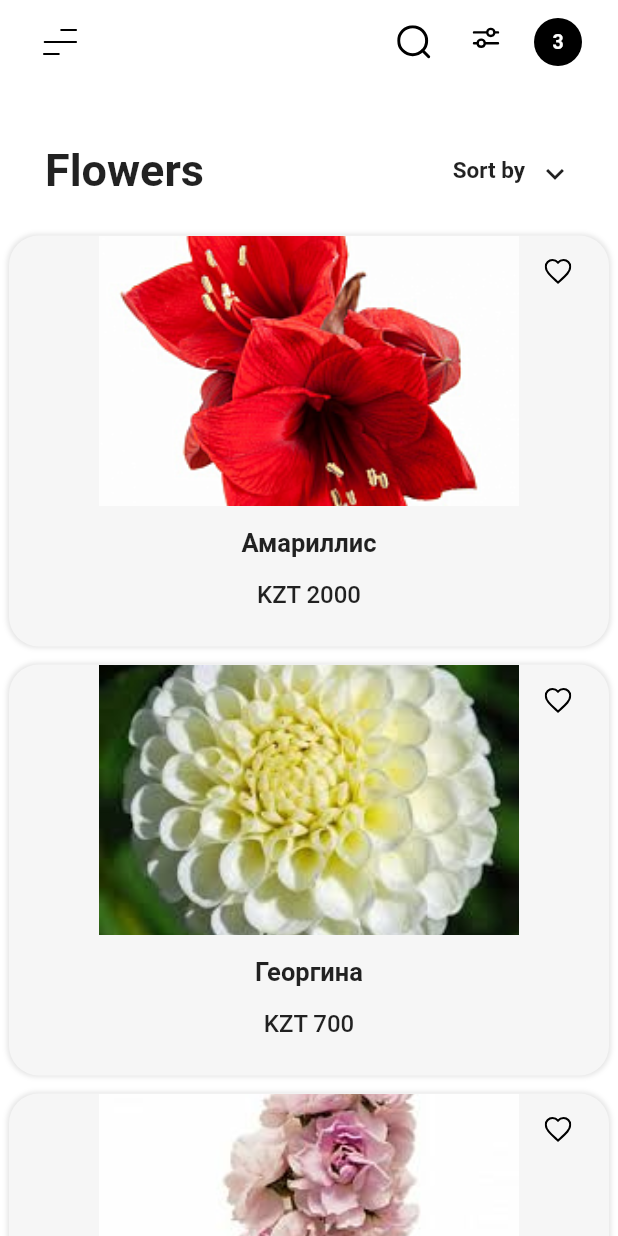
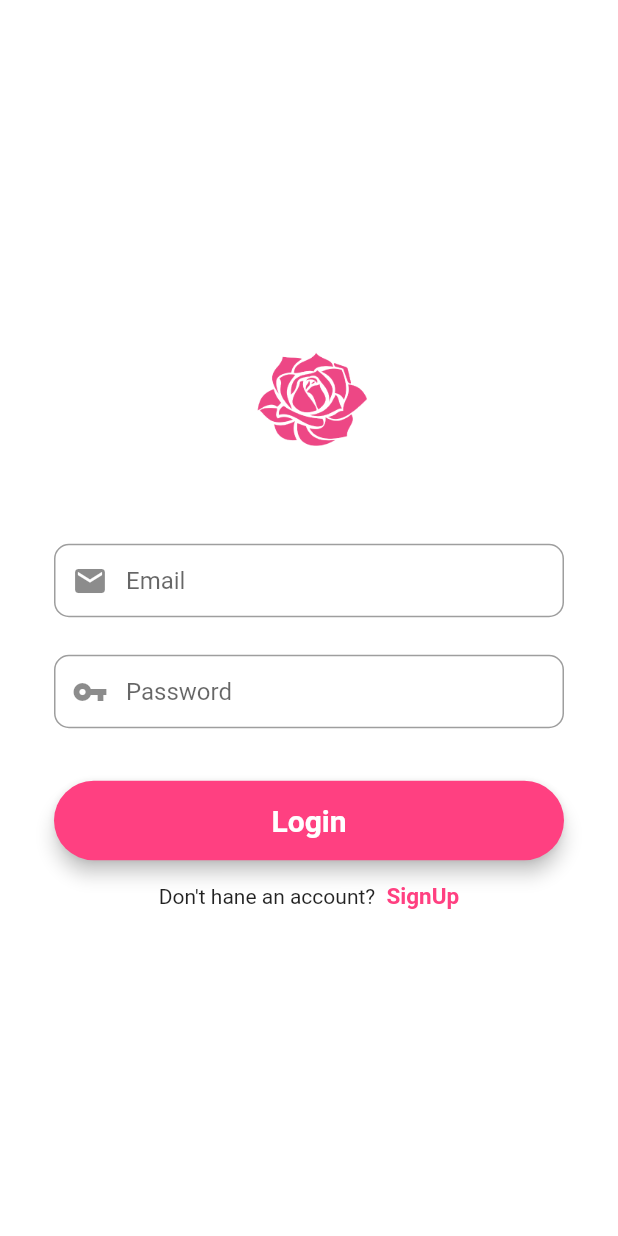
Before and after one commit to sdu-mp-21/online-shop, a Flutter app: the screen it shows after launch, on a phone screen of 412 x 824 dp. Run offline on Flutter 3.47's test engine with Material 2 defaults, Android fonts, the phone set to English and light mode, and no system bars; our stand-ins replace animate_do, carousel_slider, flutter_svg; Roboto replaces fonts that are missing (Averta).

Commit message:
Profile changes

```diff
--- a/lib/main.dart
+++ b/lib/main.dart
@@ -1,12 +1,25 @@
+import 'package:team1/screens/login_screen.dart';
+import 'package:team1/screens/registration_screen.dart';
 import 'package:flutter/material.dart';
-import 'package:team1/pages/home_page.dart';
 
 void main() {
-  runApp(MaterialApp(
-    debugShowCheckedModeBanner: false,
-    theme: ThemeData(
-      fontFamily: 'Averta'
-    ),
-    home: HomePage(),
-  ));
+  runApp(MyApp());
 }
+
+class MyApp extends StatelessWidget {
+
+
+  @override
+  Widget build(BuildContext context) {
+    return MaterialApp(
+      title: "Flutter",
+      theme: ThemeData(
+
+
+        primarySwatch: Colors.blue,
+      ),
+      home: LoginScreen(),
+
+    );
+}
+}
--- a/lib/pages/home_page.dart
+++ b/lib/pages/home_page.dart
@@ -4,7 +4,6 @@ import 'package:flutter_svg/svg.dart';
 import 'package:team1/constant/product_data.dart';
 import 'package:team1/pages/cart_page.dart';
 import 'package:team1/pages/product_detail_page.dart';
-
 import 'package:team1/theme/colors.dart';
 import 'package:team1/widgets/app_bar.dart';
 
@@ -25,6 +24,7 @@ class _HomePageState extends State<HomePage> {
 
   Widget getBody(){
     return ListView(
+
       children: <Widget>[
 
         Padding(
--- a/lib/pages/menu_page.dart
+++ b/lib/pages/menu_page.dart
@@ -34,6 +34,7 @@ class _MenuPageState extends State<MenuPage> {
       "Profile",
       "Log out"
     ];
+
     return ListView(
       children: <Widget>[
         Padding(padding: EdgeInsets.symmetric(horizontal: 30,vertical: 60),child:
--- /dev/null
+++ b/lib/screens/login_screen.dart
@@ -0,0 +1,144 @@
+import 'package:team1/pages/home_page.dart';
+import 'package:team1/screens/home_screen.dart';
+import 'package:team1/screens/registration_screen.dart';
+import 'package:flutter/material.dart';
+
+class LoginScreen extends StatefulWidget {
+
+
+  @override
+  _LoginScreenState createState() => _LoginScreenState();
+}
+
+class _LoginScreenState extends State<LoginScreen> {
+
+// form key
+final _formKey = GlobalKey<FormState>();
+
+// editing controller
+
+final TextEditingController emailController = new TextEditingController();
+final TextEditingController passwordController = new TextEditingController();
+
+  @override
+  Widget build(BuildContext context) {
+
+    //email field
+    final emailField = TextFormField(
+      autofocus: false,
+      controller: emailController,
+      keyboardType: TextInputType.emailAddress,
+
+      onSaved: (value){
+        emailController.text != value;
+
+      },
+      textInputAction: TextInputAction.next,
+      decoration: InputDecoration(
+        prefixIcon: Icon(Icons.mail),
+        contentPadding: EdgeInsets.fromLTRB(20, 15, 20, 15),
+        hintText: "Email",
+        border: OutlineInputBorder(
+          borderRadius: BorderRadius.circular(10))
+      )
+    );
+
+
+
+    //password field
+    final passwordField = TextFormField(
+      autofocus: false,
+      controller: passwordController,
+      obscureText: true,
+
+
+      onSaved: (value){
+        passwordController.text != value;
+
+      },
+      textInputAction: TextInputAction.done,
+
+    decoration: InputDecoration(
+        prefixIcon: Icon(Icons.vpn_key),
+        contentPadding: EdgeInsets.fromLTRB(20, 15, 20, 15),
+        hintText: "Password",
+        border: OutlineInputBorder(
+          borderRadius: BorderRadius.circular(10),
+          ),
+      ));
+
+    final loginButton = Material(
+      elevation: 5,
+      borderRadius: BorderRadius.circular(30),
+      color: Colors.pinkAccent,
+      child: MaterialButton(
+        padding: EdgeInsets.fromLTRB(20, 15, 20, 15),
+        minWidth: MediaQuery.of(context).size.width,
+        onPressed: () {
+          Navigator.pushReplacement(
+            context, MaterialPageRoute(builder: (context) => HomePage()));
+        },
+        child: Text("Login" ,textAlign: TextAlign.center,
+        style: TextStyle(
+          fontSize: 20, color: Colors.white, fontWeight: FontWeight.bold),
+          )),
+
+    );
+    return Scaffold(
+      backgroundColor: Colors.white,
+      body: Center(
+        child: SingleChildScrollView(
+        child: Container(
+          color: Colors.white,
+          child: Padding(
+            padding: const EdgeInsets.all(36.0),
+            child: Form(
+              key: _formKey,
+              child: Column(
+                mainAxisAlignment: MainAxisAlignment.center,
+                crossAxisAlignment: CrossAxisAlignment.center,
+                children: <Widget>[
+
+                 SizedBox(
+                   height: 100,
+                   child: Image.asset("assets/logo.png",
+                   fit: BoxFit.contain,
+                   )),
+                   SizedBox(height: 45),
+
+                  emailField,
+                  SizedBox(height: 25),
+
+                  passwordField,
+                  SizedBox(height: 35),
+
+                  loginButton,
+                 SizedBox(height: 15),
+                 Row(
+                   mainAxisAlignment: MainAxisAlignment.center,
+
+                   children: <Widget>[
+                     Text("Don't hane an account?"),
+                     GestureDetector(onTap: () {
+                       Navigator.push(context,
+                       MaterialPageRoute(builder: (context) =>
+                       RegistrationScreen()));
+                     },
+                     child: Text("  SignUp",
+                     style: TextStyle(
+                       color: Colors.pinkAccent,
+                       fontWeight: FontWeight.bold, fontSize: 15),
+                     ),
+                     ),
+                   ],)
+
+                     ],
+              ),
+            ),
+          ),
+        ),
+      ),
+      ),
+    );
+  }
+}
--- a/pubspec.yaml
+++ b/pubspec.yaml
@@ -64,6 +64,7 @@ flutter:
   # To add assets to your application, add an assets section, like this:
   assets:
     - assets/images/
+    - assets/logo.png
   #   - images/a_dot_burr.jpeg
   #   - images/a_dot_ham.jpeg
 
```
Also changed, not shown: lib/screens/home_screen.dart (added, +41 -0 lines), lib/screens/registration_screen.dart (added, +202 -0 lines), lib/widgets/search_widget.dart (added, +63 -0 lines), assets/logo.png (added).
